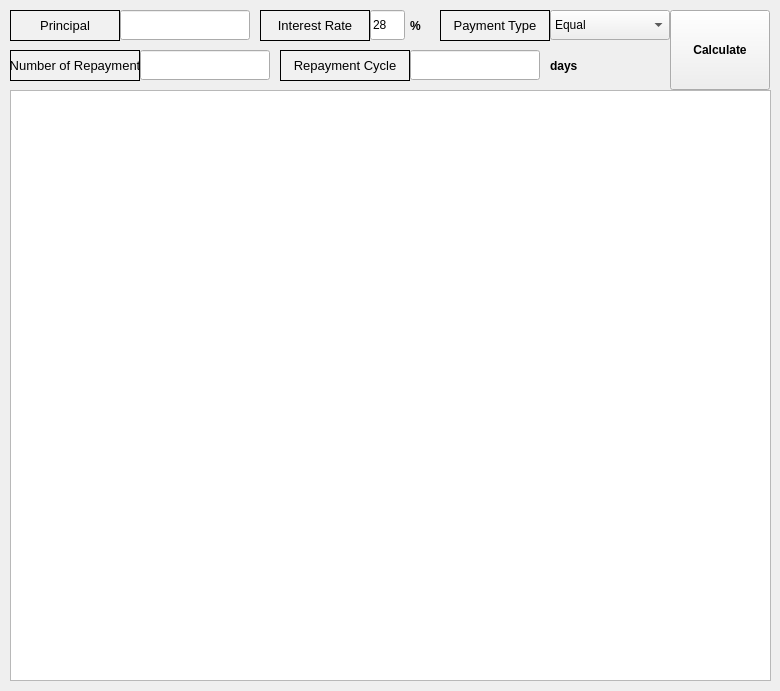
First picture: the form in app/src/pages/registration/calculator.ui, repository DY-Microfinance-Customer-Management/dymf-algorithm, before the edit.
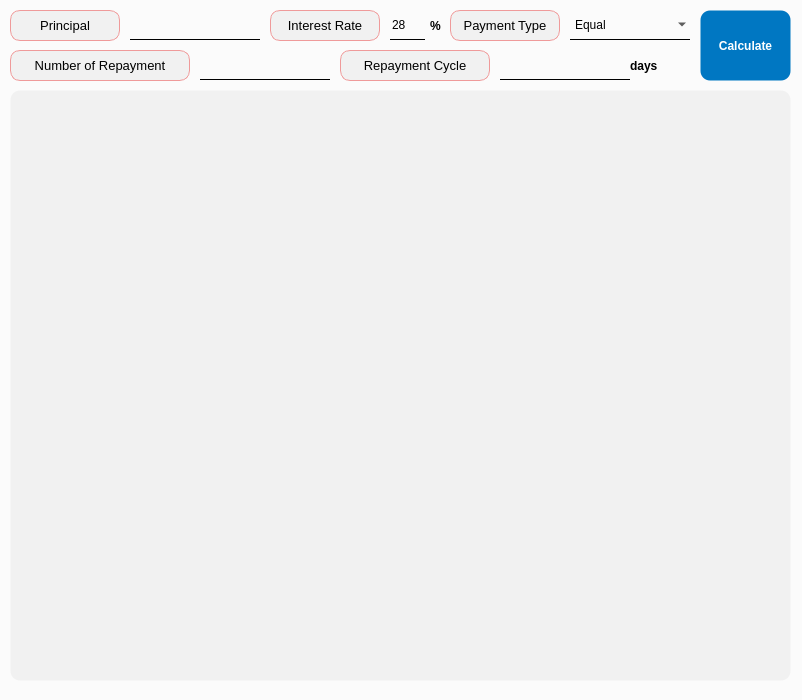
Second picture: the form after the edit.

Diff of the .ui file:
```diff
--- a/app/src/pages/registration/calculator.ui
+++ b/app/src/pages/registration/calculator.ui
@@ -6,8 +6,8 @@
    <rect>
     <x>0</x>
     <y>0</y>
-    <width>780</width>
-    <height>691</height>
+    <width>802</width>
+    <height>700</height>
    </rect>
   </property>
   <property name="minimumSize">
@@ -25,6 +25,9 @@
   <property name="windowTitle">
    <string>MainWindow</string>
   </property>
+  <property name="styleSheet">
+   <string notr="true">background-color: #fbfbfb;</string>
+  </property>
   <widget class="QWidget" name="centralwidget">
    <widget class="QLabel" name="label_7">
     <property name="geometry">
@@ -53,7 +56,9 @@
      </font>
     </property>
     <property name="styleSheet">
-     <string notr="true">background-color:rgb(241, 241, 241)</string>
+     <string notr="true">background-color:rgb(241, 241, 241);
+border: 1px solid #ef9a9a;
+border-radius: 10px;</string>
     </property>
     <property name="frameShape">
      <enum>QFrame::Box</enum>
@@ -68,7 +73,7 @@
    <widget class="QLabel" name="label_8">
     <property name="geometry">
      <rect>
-      <x>260</x>
+      <x>270</x>
       <y>10</y>
       <width>110</width>
       <height>31</height>
@@ -92,7 +97,9 @@
      </font>
     </property>
     <property name="styleSheet">
-     <string notr="true">background-color:rgb(241, 241, 241)</string>
+     <string notr="true">background-color:rgb(241, 241, 241);
+border: 1px solid #ef9a9a;
+border-radius: 10px;</string>
     </property>
     <property name="frameShape">
      <enum>QFrame::Box</enum>
@@ -107,21 +114,21 @@
    <widget class="QLabel" name="label_9">
     <property name="geometry">
      <rect>
-      <x>280</x>
+      <x>340</x>
       <y>50</y>
-      <width>130</width>
+      <width>150</width>
       <height>31</height>
      </rect>
     </property>
     <property name="minimumSize">
      <size>
-      <width>130</width>
+      <width>0</width>
       <height>0</height>
      </size>
     </property>
     <property name="maximumSize">
      <size>
-      <width>130</width>
+      <width>150</width>
       <height>16777215</height>
      </size>
     </property>
@@ -131,7 +138,9 @@
      </font>
     </property>
     <property name="styleSheet">
-     <string notr="true">background-color:rgb(241, 241, 241)</string>
+     <string notr="true">background-color:rgb(241, 241, 241);
+border: 1px solid #ef9a9a;
+border-radius: 10px;</string>
     </property>
     <property name="frameShape">
      <enum>QFrame::Box</enum>
@@ -148,19 +157,19 @@
      <rect>
       <x>10</x>
       <y>50</y>
-      <width>130</width>
+      <width>180</width>
       <height>31</height>
      </rect>
     </property>
     <property name="minimumSize">
      <size>
-      <width>130</width>
+      <width>0</width>
       <height>0</height>
      </size>
     </property>
     <property name="maximumSize">
      <size>
-      <width>130</width>
+      <width>180</width>
       <height>16777215</height>
      </size>
     </property>
@@ -170,7 +179,9 @@
      </font>
     </property>
     <property name="styleSheet">
-     <string notr="true">background-color:rgb(241, 241, 241)</string>
+     <string notr="true">background-color:rgb(241, 241, 241);
+border: 1px solid #ef9a9a;
+border-radius: 10px;</string>
     </property>
     <property name="frameShape">
      <enum>QFrame::Box</enum>
@@ -185,7 +196,7 @@
    <widget class="QLabel" name="label_11">
     <property name="geometry">
      <rect>
-      <x>440</x>
+      <x>450</x>
       <y>10</y>
       <width>110</width>
       <height>31</height>
@@ -209,7 +220,9 @@
      </font>
     </property>
     <property name="styleSheet">
-     <string notr="true">background-color:rgb(241, 241, 241)</string>
+     <string notr="true">background-color:rgb(241, 241, 241);
+border: 1px solid #ef9a9a;
+border-radius: 10px;</string>
     </property>
     <property name="frameShape">
      <enum>QFrame::Box</enum>
@@ -226,30 +239,35 @@
      <rect>
       <x>10</x>
       <y>90</y>
-      <width>761</width>
+      <width>781</width>
       <height>591</height>
      </rect>
     </property>
+    <property name="styleSheet">
+     <string notr="true">background-color: #f1f1f1;
+border: 1px solid transparent;
+border-radius: 10px;</string>
+    </property>
    </widget>
    <widget class="QPushButton" name="calculateButton">
     <property name="geometry">
      <rect>
-      <x>670</x>
+      <x>700</x>
       <y>10</y>
-      <width>100</width>
-      <height>80</height>
+      <width>91</width>
+      <height>71</height>
      </rect>
     </property>
     <property name="minimumSize">
      <size>
-      <width>100</width>
-      <height>80</height>
+      <width>0</width>
+      <height>0</height>
      </size>
     </property>
     <property name="maximumSize">
      <size>
-      <width>100</width>
-      <height>80</height>
+      <width>16777215</width>
+      <height>16777215</height>
      </size>
     </property>
     <property name="font">
@@ -258,6 +276,32 @@
       <bold>true</bold>
      </font>
     </property>
+    <property name="styleSheet">
+     <string notr="true">QPushButton {
+    background-color: #0077c2;
+    color: white;
+    border: 1px solid transparent;
+    border-radius: 10px;
+    padding: 5px 10px;
+}
+
+QPushButton:hover {
+    border: 1px solid white;
+}
+
+QPushButton:pressed {
+    background-color: #005f9e;
+    padding-top: 6px;
+    padding-bottom: 4px;
+}
+
+QPushButton:disabled {
+    background-color: lightgray;
+    color: gray;
+    border: 1px solid gray;
+}
+</string>
+    </property>
     <property name="text">
      <string>Calculate</string>
     </property>
@@ -265,7 +309,7 @@
    <widget class="QLineEdit" name="interestRate">
     <property name="geometry">
      <rect>
-      <x>370</x>
+      <x>390</x>
       <y>10</y>
       <width>35</width>
       <height>30</height>
@@ -277,6 +321,22 @@
       <height>16777215</height>
      </size>
     </property>
+    <property name="styleSheet">
+     <string notr="true">QLineEdit {
+    border: none;
+    border-bottom: 1px solid black;
+    background-color: transparent;
+    color: black;
+}
+
+QLineEdit:disabled {
+    border: none;
+    border-bottom: 1px solid lightgray;
+    background-color: lightgray;
+    color: lightgray;
+}
+</string>
+    </property>
     <property name="text">
      <string>28</string>
     </property>
@@ -284,7 +344,7 @@
    <widget class="QLineEdit" name="principal">
     <property name="geometry">
      <rect>
-      <x>120</x>
+      <x>130</x>
       <y>10</y>
       <width>130</width>
       <height>30</height>
@@ -302,11 +362,27 @@
       <height>30</height>
      </size>
     </property>
+    <property name="styleSheet">
+     <string notr="true">QLineEdit {
+    border: none;
+    border-bottom: 1px solid black;
+    background-color: transparent;
+    color: black;
+}
+
+QLineEdit:disabled {
+    border: none;
+    border-bottom: 1px solid lightgray;
+    background-color: lightgray;
+    color: lightgray;
+}
+</string>
+    </property>
    </widget>
    <widget class="QLabel" name="label_4">
     <property name="geometry">
      <rect>
-      <x>410</x>
+      <x>430</x>
       <y>10</y>
       <width>40</width>
       <height>31</height>
@@ -330,6 +406,9 @@
       <bold>true</bold>
      </font>
     </property>
+    <property name="styleSheet">
+     <string notr="true">background-color: transparent;</string>
+    </property>
     <property name="text">
      <string>%</string>
     </property>
@@ -337,7 +416,7 @@
    <widget class="QComboBox" name="paymentType">
     <property name="geometry">
      <rect>
-      <x>550</x>
+      <x>570</x>
       <y>10</y>
       <width>120</width>
       <height>30</height>
@@ -355,6 +434,22 @@
       <height>30</height>
      </size>
     </property>
+    <property name="styleSheet">
+     <string notr="true">QComboBox {
+	border: none;
+    border-bottom: 1px solid black;
+    background-color: transparent;
+    color: black;
+}
+
+QComboBox:disabled {
+	border: none;
+    border-bottom: 1px solid lightgray;
+    background-color: lightgray;
+    color: lightgray;
+}
+</string>
+    </property>
     <item>
      <property name="text">
       <string>Equal</string>
@@ -374,7 +469,7 @@
    <widget class="QLineEdit" name="numberOfRepayment">
     <property name="geometry">
      <rect>
-      <x>140</x>
+      <x>200</x>
       <y>50</y>
       <width>130</width>
       <height>30</height>
@@ -392,11 +487,27 @@
       <height>30</height>
      </size>
     </property>
+    <property name="styleSheet">
+     <string notr="true">QLineEdit {
+    border: none;
+    border-bottom: 1px solid black;
+    background-color: transparent;
+    color: black;
+}
+
+QLineEdit:disabled {
+    border: none;
+    border-bottom: 1px solid lightgray;
+    background-color: lightgray;
+    color: lightgray;
+}
+</string>
+    </property>
    </widget>
    <widget class="QLineEdit" name="repaymentCycle">
     <property name="geometry">
      <rect>
-      <x>410</x>
+      <x>500</x>
       <y>50</y>
       <width>130</width>
       <height>30</height>
@@ -414,11 +525,27 @@
       <height>30</height>
      </size>
     </property>
+    <property name="styleSheet">
+     <string notr="true">QLineEdit {
+    border: none;
+    border-bottom: 1px solid black;
+    background-color: transparent;
+    color: black;
+}
+
+QLineEdit:disabled {
+    border: none;
+    border-bottom: 1px solid lightgray;
+    background-color: lightgray;
+    color: lightgray;
+}
+</string>
+    </property>
    </widget>
    <widget class="QLabel" name="label_5">
     <property name="geometry">
      <rect>
-      <x>550</x>
+      <x>630</x>
       <y>50</y>
       <width>40</width>
       <height>31</height>
@@ -442,6 +569,9 @@
       <bold>true</bold>
      </font>
     </property>
+    <property name="styleSheet">
+     <string notr="true">background-color: transparent;</string>
+    </property>
     <property name="text">
      <string>days</string>
     </property>
```
